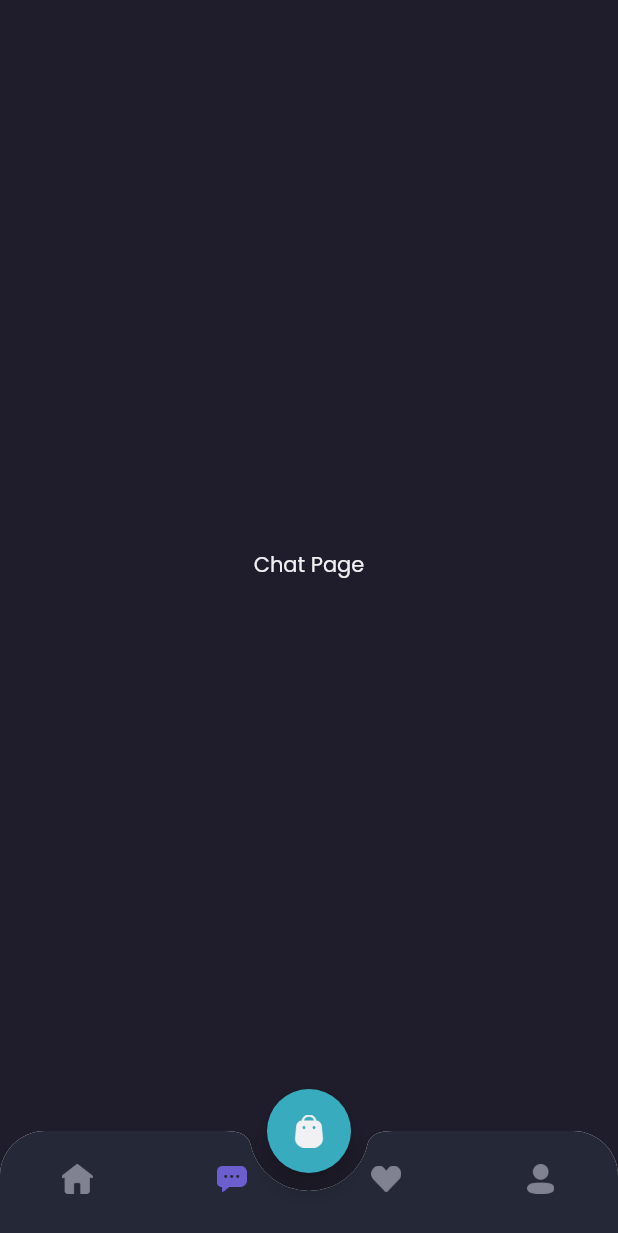
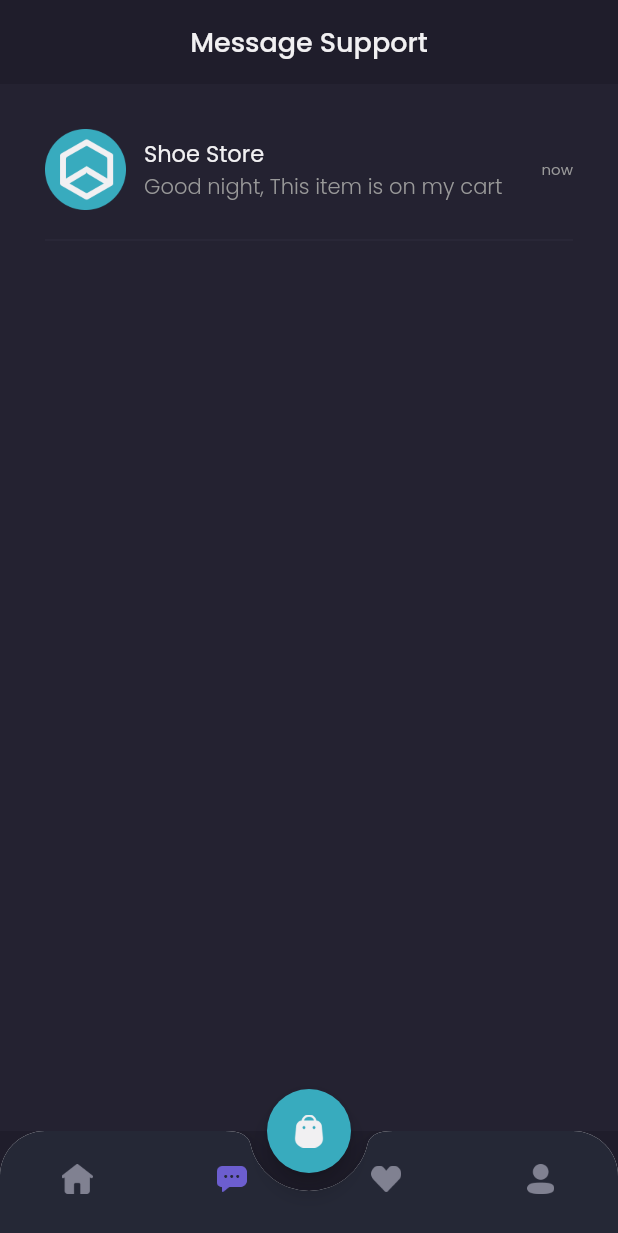
Before and after one commit to DeniJuly/shamo-app, a Flutter app: the MainPage screen opened by its route, item 2 of the bottom bar chosen, on a phone screen of 412 x 824 dp. Shown: the top 1233 px of the screen. Run offline on Flutter 3.47's test engine with Material 2 defaults, Android fonts, the phone set to English and light mode, and no system bars; our stand-ins replace google_fonts.

Commit message:
make chat page

```diff
--- a/lib/pages/home/chat_page.dart
+++ b/lib/pages/home/chat_page.dart
@@ -1,17 +1,113 @@
 import 'package:flutter/material.dart';
 import 'package:shamo_app/config/theme.dart';
+import 'package:shamo_app/widgets/chat_tile.dart';
 
 class ChatPage extends StatelessWidget {
   const ChatPage({Key? key}) : super(key: key);
+  Widget header() {
+    return AppBar(
+      backgroundColor: bgColor1,
+      centerTitle: true,
+      title: Text(
+        'Message Support',
+        style: primaryTextStyle.copyWith(
+          fontSize: 18,
+          fontWeight: medium,
+        ),
+      ),
+      elevation: 0,
+      automaticallyImplyLeading: false,
+    );
+  }
+
+  Widget emptyContent() {
+    return Expanded(
+      child: Container(
+        width: double.infinity,
+        color: bgColor3,
+        child: Column(
+          mainAxisAlignment: MainAxisAlignment.center,
+          children: [
+            Image.asset(
+              'assets/icons/ic_headset.png',
+              width: 80,
+            ),
+            const SizedBox(
+              height: 20,
+            ),
+            Text(
+              'Opss no message yet?',
+              style: primaryTextStyle.copyWith(
+                fontSize: 16,
+                fontWeight: medium,
+              ),
+            ),
+            const SizedBox(
+              height: 12,
+            ),
+            Text(
+              'You have never done a transaction',
+              style: secondaryTextStyle.copyWith(
+                fontSize: 14,
+              ),
+            ),
+            const SizedBox(
+              height: 20,
+            ),
+            Container(
+              height: 44,
+              child: TextButton(
+                onPressed: () {},
+                style: TextButton.styleFrom(
+                  padding: const EdgeInsets.symmetric(
+                    horizontal: 24,
+                    vertical: 10,
+                  ),
+                  backgroundColor: primaryColor,
+                  shape: RoundedRectangleBorder(
+                    borderRadius: BorderRadius.circular(12.0),
+                  ),
+                ),
+                child: Text(
+                  'Explore Store',
+                  style: primaryTextStyle.copyWith(
+                    fontSize: 16,
+                    fontWeight: medium,
+                  ),
+                ),
+              ),
+            )
+          ],
+        ),
+      ),
+    );
+  }
+
+  Widget content() {
+    return Expanded(
+      child: Container(
+        width: double.infinity,
+        color: bgColor3,
+        child: ListView(
+          padding: EdgeInsets.symmetric(
+            horizontal: defaultMargin,
+          ),
+          children: [
+            ChatTile(),
+          ],
+        ),
+      ),
+    );
+  }
 
   @override
   Widget build(BuildContext context) {
     return Container(
-      child: Center(
-        child: Text(
-          'Chat Page',
-          style: primaryTextStyle,
-        ),
+      child: Column(
+        children: [
+          header(),
+          content(),
+        ],
       ),
     );
   }
--- /dev/null
+++ b/lib/widgets/chat_tile.dart
@@ -0,0 +1,62 @@
+import 'package:flutter/material.dart';
+import 'package:shamo_app/config/theme.dart';
+
+class ChatTile extends StatelessWidget {
+  const ChatTile({Key? key}) : super(key: key);
+
+  @override
+  Widget build(BuildContext context) {
+    return Container(
+      margin: EdgeInsets.only(top: 30.0),
+      child: Column(
+        children: [
+          Row(
+            children: [
+              Image.asset(
+                'assets/images/support.png',
+                width: 54,
+              ),
+              SizedBox(
+                width: 12.0,
+              ),
+              Expanded(
+                child: Column(
+                  crossAxisAlignment: CrossAxisAlignment.start,
+                  children: [
+                    Text(
+                      'Shoe Store',
+                      style: primaryTextStyle.copyWith(
+                        fontSize: 15,
+                      ),
+                    ),
+                    Text(
+                      'Good night, This item is on my cart',
+                      style: secondaryTextStyle.copyWith(
+                        fontSize: 14,
+                        fontWeight: light,
+                      ),
+                      overflow: TextOverflow.ellipsis,
+                    ),
+                  ],
+                ),
+              ),
+              Text(
+                'now',
+                style: secondaryTextStyle.copyWith(
+                  fontSize: 10,
+                ),
+              )
+            ],
+          ),
+          SizedBox(
+            height: 12,
+          ),
+          Divider(
+            thickness: 1,
+            color: Color(0xff2B2939),
+          ),
+        ],
+      ),
+    );
+  }
+}
```
